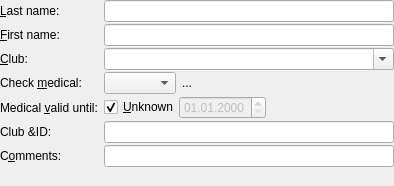
First picture: the form in src/gui/windows/objectEditor/PersonEditorPane.ui, repository startkladde/startkladde, before the edit.
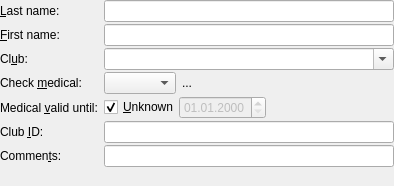
Second picture: the form after the edit. Custom widgets are drawn as their Qt base class.

Diff of the .ui file:
```diff
--- a/src/gui/windows/objectEditor/PersonEditorPane.ui
+++ b/src/gui/windows/objectEditor/PersonEditorPane.ui
@@ -56,7 +56,7 @@
    <item row="3" column="0">
     <widget class="QLabel" name="label_3">
      <property name="text">
-      <string>&amp;Club:</string>
+      <string>Cl&amp;ub:</string>
      </property>
      <property name="buddy">
       <cstring>clubInput</cstring>
@@ -85,7 +85,7 @@
    <item row="8" column="0">
     <widget class="QLabel" name="label_5">
      <property name="text">
-      <string>C&amp;omments:</string>
+      <string>Commen&amp;ts:</string>
      </property>
      <property name="buddy">
       <cstring>commentsInput</cstring>
@@ -207,6 +207,9 @@
      <property name="text">
       <string>Club &amp;ID:</string>
      </property>
+     <property name="buddy">
+      <cstring>clubIdInput</cstring>
+     </property>
     </widget>
    </item>
    <item row="7" column="1">
```
